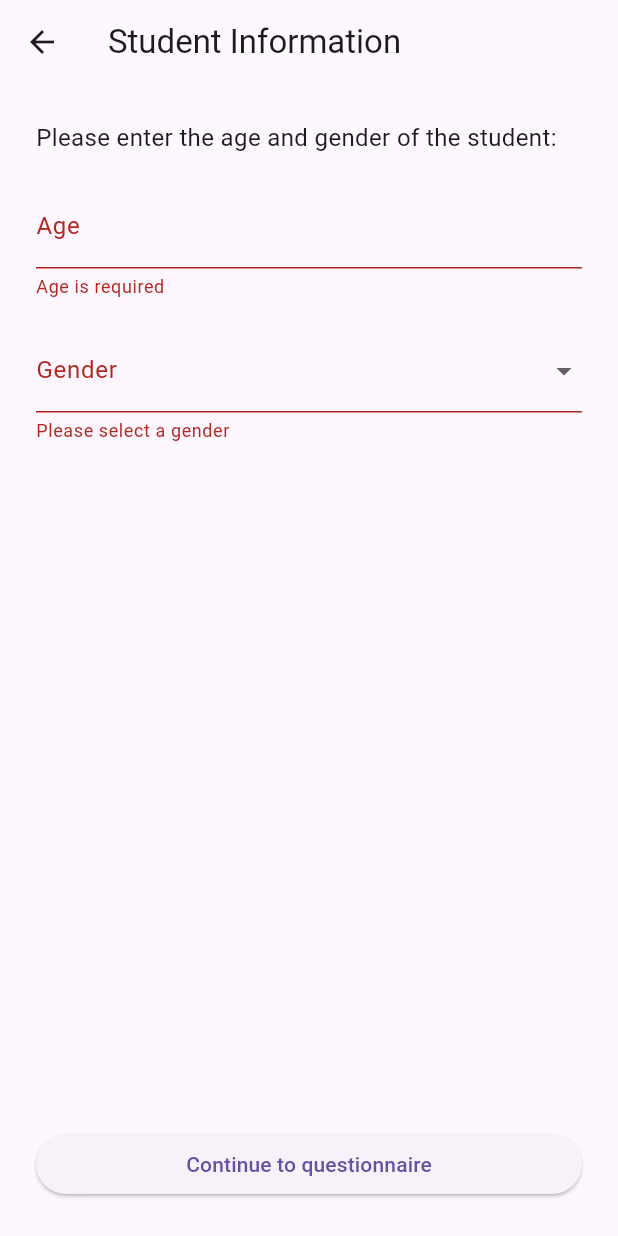
After one commit to JordiLewis98/undergrad_project, a Flutter app: the StudentInfoScreen screen opened directly, after a tap on "Continue to questionnaire", on a phone screen of 412 x 824 dp. The commit adds this screen. Run offline on Flutter 3.47's test engine with Material 3 defaults, Android fonts, the phone set to English and light mode, and no system bars; our stand-ins replace cloud_firestore, firebase_auth, firebase_core; missing offline and left inert: firebase_ui_auth; accounts and stored records are empty.

```diff
--- a/lib/new_school.dart
+++ b/lib/new_school.dart
@@ -83,7 +83,7 @@ class _NewSchoolState extends State<NewSchool> {
     }).toList();
   }
 
-  /// Handles search input changes with a debounce mechanism.
+  /// Handles search input changes with debounce
   void _onSearchChanged(String query) {
     if (_debounce?.isActive ?? false) _debounce?.cancel();
     _debounce = Timer(const Duration(milliseconds: 500), () {
--- /dev/null
+++ b/lib/student_info_screen.dart
@@ -0,0 +1,96 @@
+import 'package:flutter/material.dart';
+import 'package:autism_helper/question_screen.dart';
+
+class StudentInfoScreen extends StatefulWidget {
+  const StudentInfoScreen({super.key});
+
+  @override
+  State<StudentInfoScreen> createState() => _StudentInfoScreenState();
+}
+
+class _StudentInfoScreenState extends State<StudentInfoScreen> {
+  final _formKey = GlobalKey<FormState>();
+  final _ageController = TextEditingController();
+  String? _selectedGender;
+
+  void _startQuestionnaire() {
+    if (_formKey.currentState!.validate() && _selectedGender != null) {
+      int age = int.parse(_ageController.text.trim());
+      String gender = _selectedGender!;
+
+      Navigator.push(
+        context,
+        MaterialPageRoute(
+          builder: (context) => QuestionScreen(
+            studentAge: age,
+            studentGender: gender,
+          ),
+        ),
+      );
+    }
+  }
+
+  @override
+  void dispose() {
+    _ageController.dispose();
+    super.dispose();
+  }
+
+  @override
+  Widget build(BuildContext context) {
+    return Scaffold(
+      appBar: AppBar(title: const Text('Student Information')),
+      body: Padding(
+        padding: const EdgeInsets.all(24.0),
+        child: Form(
+          key: _formKey,
+          child: Column(
+            crossAxisAlignment: CrossAxisAlignment.stretch,
+            children: [
+              const Text(
+                'Please enter the age and gender of the student:',
+                style: TextStyle(fontSize: 16),
+              ),
+              const SizedBox(height: 20),
+              TextFormField(
+                controller: _ageController,
+                keyboardType: TextInputType.number,
+                decoration: const InputDecoration(labelText: 'Age'),
+                validator: (value) {
+                  if (value == null || value.trim().isEmpty) {
+                    return 'Age is required';
+                  }
+                  final age = int.tryParse(value.trim());
+                  if (age == null || age <= 0) {
+                    return 'Enter a valid age';
+                  }
+                  return null;
+                },
+              ),
+              const SizedBox(height: 20),
+              DropdownButtonFormField<String>(
+                value: _selectedGender,
+                items: ['Male', 'Female', 'Other'].map((gender) {
+                  return DropdownMenuItem(value: gender, child: Text(gender));
+                }).toList(),
+                decoration: const InputDecoration(labelText: 'Gender'),
+                onChanged: (value) {
+                  setState(() {
+                    _selectedGender = value;
+                  });
+                },
+                validator: (value) =>
+                    value == null ? 'Please select a gender' : null,
+              ),
+              const Spacer(),
+              ElevatedButton(
+                onPressed: _startQuestionnaire,
+                child: const Text('Continue to questionnaire'),
+              ),
+            ],
+          ),
+        ),
+      ),
+    );
+  }
+}
```
Also changed, not shown: lib/previous_results.dart (+11 -6 lines), lib/question_screen.dart (+71 -13 lines), lib/result_screen.dart (+55 -14 lines), lib/start_screen.dart (+33 -10 lines), pubspec.lock, 125 other files.
